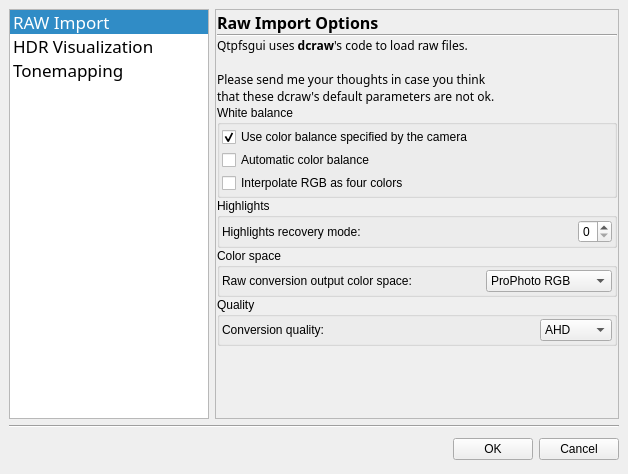
Qt form forms/options.ui (LuminanceHDR/LuminanceHDR) before a commit.
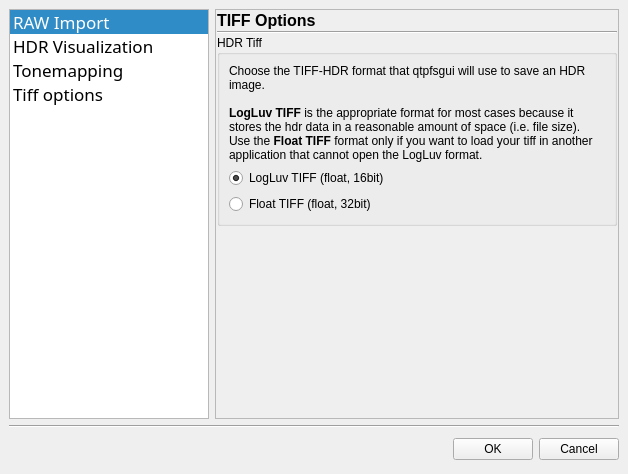
The same form after that commit. The open tabs and pages were chosen to show the change. Icons and pictures are not drawn.

```diff
--- a/forms/options.ui
+++ b/forms/options.ui
@@ -111,6 +111,11 @@
          <iconset resource="../icons.qrc" >:/new/prefix1/images/tonemap.png</iconset>
         </property>
        </item>
+       <item>
+        <property name="text" >
+         <string>Tiff options</string>
+        </property>
+       </item>
       </widget>
      </item>
      <item>
@@ -653,6 +658,97 @@
             </item>
            </layout>
           </widget>
+          <widget class="QWidget" name="page_tiff" >
+           <layout class="QVBoxLayout" >
+            <property name="margin" >
+             <number>0</number>
+            </property>
+            <property name="spacing" >
+             <number>1</number>
+            </property>
+            <item>
+             <widget class="QLabel" name="label_11" >
+              <property name="text" >
+               <string>&lt;html>&lt;head>&lt;meta name="qrichtext" content="1" />&lt;style type="text/css">
+p, li { white-space: pre-wrap; }
+&lt;/style>&lt;/head>&lt;body style=" font-family:'Sans Serif'; font-size:9pt; font-weight:400; font-style:normal; text-decoration:none;">
+&lt;p style=" margin-top:0px; margin-bottom:0px; margin-left:0px; margin-right:0px; -qt-block-indent:0; text-indent:0px;">&lt;span style=" font-size:12pt; font-weight:600;">TIFF Options&lt;/span>&lt;/p>&lt;/body>&lt;/html></string>
+              </property>
+             </widget>
+            </item>
+            <item>
+             <widget class="Line" name="line_5" >
+              <property name="orientation" >
+               <enum>Qt::Horizontal</enum>
+              </property>
+             </widget>
+            </item>
+            <item>
+             <widget class="QGroupBox" name="groupBox_7" >
+              <property name="title" >
+               <string>HDR Tiff</string>
+              </property>
+              <layout class="QVBoxLayout" >
+               <property name="margin" >
+                <number>9</number>
+               </property>
+               <property name="spacing" >
+                <number>6</number>
+               </property>
+               <item>
+                <widget class="QLabel" name="label_12" >
+                 <property name="text" >
+                  <string>&lt;html>&lt;head>&lt;meta name="qrichtext" content="1" />&lt;style type="text/css">
+p, li { white-space: pre-wrap; }
+&lt;/style>&lt;/head>&lt;body style=" font-family:'Sans Serif'; font-size:9pt; font-weight:400; font-style:normal; text-decoration:none;">
+&lt;p style=" margin-top:0px; margin-bottom:0px; margin-left:0px; margin-right:0px; -qt-block-indent:0; text-indent:0px;">Choose the TIFF-HDR format that qtpfsgui will use to save an HDR image.&lt;/p>
+&lt;p style="-qt-paragraph-type:empty; margin-top:0px; margin-bottom:0px; margin-left:0px; margin-right:0px; -qt-block-indent:0; text-indent:0px;">&lt;/p>
+&lt;p style=" margin-top:0px; margin-bottom:0px; margin-left:0px; margin-right:0px; -qt-block-indent:0; text-indent:0px;">&lt;span style=" font-weight:600;">LogLuv TIFF&lt;/span> is the appropriate format for most cases because it stores the hdr data in a reasonable amount of space (i.e. file size).&lt;/p>
+&lt;p style=" margin-top:0px; margin-bottom:0px; margin-left:0px; margin-right:0px; -qt-block-indent:0; text-indent:0px;">Use the &lt;span style=" font-weight:600;">Float TIFF&lt;/span> format only if you want to load your tiff in another application that cannot open the LogLuv format.&lt;/p>&lt;/body>&lt;/html></string>
+                 </property>
+                 <property name="textFormat" >
+                  <enum>Qt::RichText</enum>
+                 </property>
+                 <property name="wordWrap" >
+                  <bool>true</bool>
+                 </property>
+                </widget>
+               </item>
+               <item>
+                <widget class="QRadioButton" name="radioButtonLogLuv" >
+                 <property name="text" >
+                  <string>LogLuv TIFF (float, 16bit)</string>
+                 </property>
+                 <property name="checked" >
+                  <bool>true</bool>
+                 </property>
+                </widget>
+               </item>
+               <item>
+                <widget class="QRadioButton" name="radioButtonFloatTiff" >
+                 <property name="text" >
+                  <string>Float TIFF (float, 32bit)</string>
+                 </property>
+                </widget>
+               </item>
+              </layout>
+             </widget>
+            </item>
+            <item>
+             <spacer>
+              <property name="orientation" >
+               <enum>Qt::Vertical</enum>
+              </property>
+              <property name="sizeHint" >
+               <size>
+                <width>20</width>
+                <height>40</height>
+               </size>
+              </property>
+             </spacer>
+            </item>
+           </layout>
+          </widget>
          </widget>
         </item>
        </layout>
```
Left out of the diff: 10 changed lines with no effect on the pictures.
